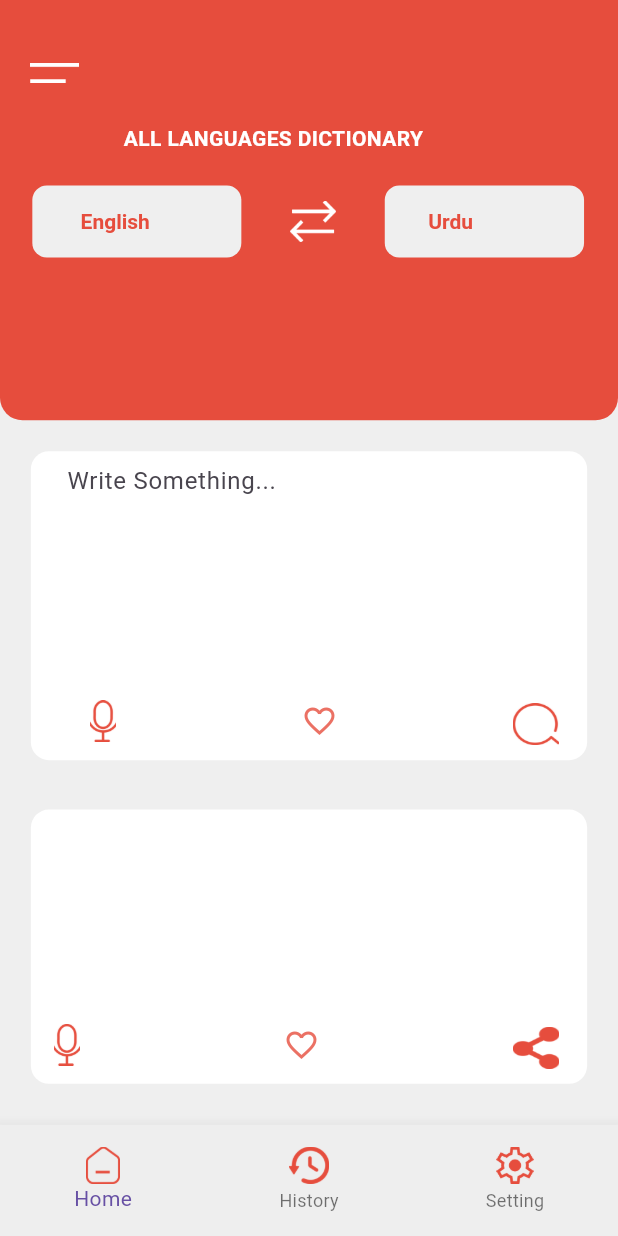
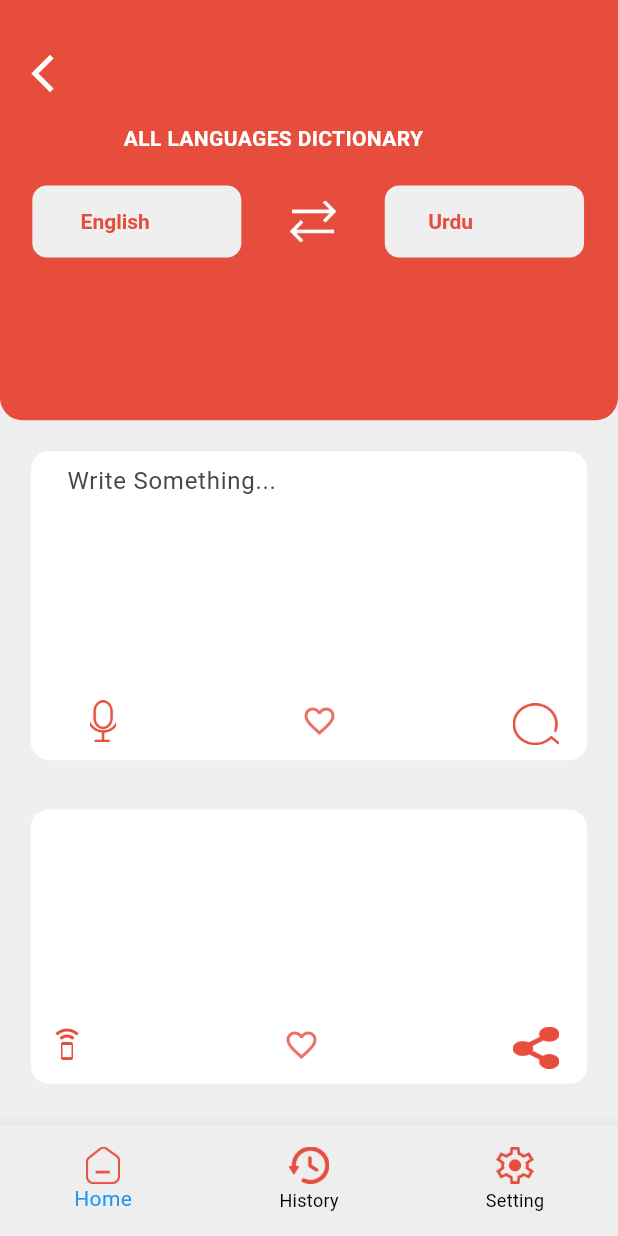
Before and after one commit to ubaidkhan370/all_languages_voice_dictionary, a Flutter app: the HomeScreen screen opened by its route, in the side drawer, after a tap on "Translation", on a phone screen of 412 x 824 dp. Run offline on Flutter 3.47's test engine with Material 3 defaults, Android fonts, the phone set to English and light mode, and no system bars; our stand-ins replace firebase_analytics, firebase_core, firebase_crashlytics, flutter_local_notifications, flutter_screenutil, flutter_tts and 9 more; missing offline and left inert: dart:ffi, translator; accounts and stored records are empty; generated files the repository leaves out were written again; network calls fail; Roboto replaces fonts that are missing (Arial).

```diff
--- a/lib/View/history_screen/historyscreen_controller.dart
+++ b/lib/View/history_screen/historyscreen_controller.dart
@@ -19,7 +19,7 @@ class HistoryScreenController extends GetxController{
 
   @override
   void onReady(){
-    adsHelper.loadNativeAd();
+    //adsHelper.loadNativeAd();
     loadHistory();
     print('Native Add loaded');
     super.onReady();
--- a/lib/View/home_screen/home_screen.dart
+++ b/lib/View/home_screen/home_screen.dart
@@ -4,6 +4,7 @@ import 'dart:ui';
 import 'package:all_languages_voice_dictionary/View/favourite_screen/favourite_controller.dart';
 import 'package:all_languages_voice_dictionary/View/history_screen/history_screen.dart';
 import 'package:all_languages_voice_dictionary/View/history_screen/historyscreen_controller.dart';
+import 'package:all_languages_voice_dictionary/View/setting_screen/setting_screen.dart';
 import 'package:all_languages_voice_dictionary/View/translation_screen/translation.dart';
 import 'package:all_languages_voice_dictionary/View/meaning_screen/meaning.dart';
 import 'package:all_languages_voice_dictionary/ads/adshelper.dart';
@@ -16,6 +17,7 @@ import 'package:flutter/material.dart';
 import 'package:flutter_screenutil/flutter_screenutil.dart';
 import 'package:get/get.dart';
 import 'package:google_mobile_ads/google_mobile_ads.dart';
+import 'package:share_plus/share_plus.dart';
 import 'package:shimmer/shimmer.dart';
 import '../../global/global_variables.dart';
 import '../../model/history_model.dart';
@@ -25,24 +27,89 @@ import '../../widgets/reusable_stack.dart';
 import '../../widgets/speaker_animation.dart';
 import '../favourite_screen/favourite_screen.dart';
 
-class HomeScreen extends StatelessWidget {
+class HomeScreen extends StatefulWidget {
   HomeScreen({super.key});
 
+  @override
+  State<HomeScreen> createState() => _HomeScreenState();
+}
+
+class _HomeScreenState extends State<HomeScreen> {
   HomeScreenController homeScreenController = Get.put(
     HomeScreenController(),
   );
+  AdsHelper adsHelper = AdsHelper();
+  NativeAd? nativeAd;
+  RxBool isNativeAdLoaded = false.obs;
+  void loadNativeAd() {
+    NativeAd(
+      adUnitId: adsHelper.nativeAdUnitId,
+      listener: NativeAdListener(
+        onAdLoaded: (ad) {
+          debugPrint('$NativeAd loaded.');
+          nativeAd = null;
+          nativeAd = ad as NativeAd;
+          isNativeAdLoaded.value = true;
+          print(ad.nativeAdOptions?.mediaAspectRatio);
+        },
+        onAdFailedToLoad: (ad, error) {
+          // Dispose the ad here to free resources.
+          debugPrint('$NativeAd failed to load: $error');
+          ad.dispose();
+        },
+      ),
+      request: const AdRequest(),
+      nativeTemplateStyle: NativeTemplateStyle(
+        templateType: TemplateType.small,
+        // mainBackgroundColor: ThemeHelper.primaryColor,
+        // cornerRadius: 10.0,
+        callToActionTextStyle: NativeTemplateTextStyle(
+            textColor: Colors.white,
+            // backgroundColor: ThemeHelper.secondaryColor,
+            style: NativeTemplateFontStyle.bold,
+            size: 13.5),
+        primaryTextStyle: NativeTemplateTextStyle(
+          // textColor: ThemeHelper.s,
+          // backgroundColor: ThemeColors.bgColor.withOpacity(0.7),
+            style: NativeTemplateFontStyle.italic,
+            size: 13.5),
+        secondaryTextStyle: NativeTemplateTextStyle(
+          // textColor: ThemeColors.secondary,
+          // backgroundColor: ThemeColors.bgColor.withOpacity(0.7),
+            style: NativeTemplateFontStyle.bold,
+            size: 13),
+        tertiaryTextStyle: NativeTemplateTextStyle(
+          // textColor: ThemeColors.secondary,
+          // backgroundColor: ThemeColors.bgColor.withOpacity(0.7),
+            style: NativeTemplateFontStyle.normal,
+            size: 13),
+      ),
+    ).load();
+  }
+  @override
+  void initState() {
+    // TODO: implement initState
+    super.initState();
+    loadNativeAd();
+
+  }
+
   FavouriteController favouriteController = Get.put(FavouriteController());
+
   final ScrollController scrollController = ScrollController();
 
   HistoryScreenController historyScreenController =
       Get.put(HistoryScreenController());
+
   DropDownButtonController dropDownButtonController =
       Get.put(DropDownButtonController());
 
   HistoryModel? historyModel;
 
   BannerAd? bannerAd;
+
   bool _isLoaded = false;
+
   RxInt currentIndex = 0.obs;
 
   List<String> suggestions = [
@@ -61,6 +128,7 @@ class HomeScreen extends StatelessWidget {
   ];
 
   RxInt _page = 0.obs;
+
   @override
   void dispose(){
     homeScreenController.adsHelper.disposeAds();
@@ -148,7 +216,7 @@ class HomeScreen extends StatelessWidget {
                     text: 'Favourites'),
                 drawerCard(
                     onTap: () {
-                      Get.back();
+                      Get.to(()=>SettingScreen());
                     },
                     icon: Icons.settings,
                     text: 'Setting'),
@@ -581,7 +649,14 @@ class HomeScreen extends StatelessWidget {
                     reusableStack1(
                       image: 'assets/share.png',
                       title: 'Share',
-                      onTap: () {},
+                      onTap: () {
+                          String content = Platform.isAndroid
+                              ? 'Hey check out my app at: https://play.google.com/store/apps/details?id=com.pzapps.alllanguagesdictionary'
+                              : 'Hey check out my app at: https://apps.apple.com/us/developer/zia-ur-rahman/id1529429081';
+                          Share.share(content);
+                          print('clicked');
+
+                      },
                     ),
                   ],
                 ),
@@ -590,9 +665,8 @@ class HomeScreen extends StatelessWidget {
                 height: Get.height * 0.03,
               ),
               Obx(
-                () => (homeScreenController.adsHelper.isNativeAdLoaded.value &&
-                        !GlobalVariable.isAppOpenAdShowing.value &&
-                        !GlobalVariable.isInterstitialAdShowing.value)
+                () => (isNativeAdLoaded.value &&
+                        !GlobalVariable.isAppOpenAdShowing.value )
                     ? Padding(
                         padding: const EdgeInsets.symmetric(
                             horizontal: 3, vertical: 2),
@@ -603,7 +677,7 @@ class HomeScreen extends StatelessWidget {
                           //     .toDouble(),
 
                           child: AdWidget(
-                              ad: homeScreenController.adsHelper.nativeAd!),
+                              ad: nativeAd!),
                         ))
                     : (!GlobalVariable.isPurchasedMonthly.value &&
                             !GlobalVariable.isPurchasedYearly.value &&
--- a/lib/View/translation_screen/translation.dart
+++ b/lib/View/translation_screen/translation.dart
@@ -1,3 +1,4 @@
+import 'dart:io';
 import 'dart:ui';
 
 import 'package:all_languages_voice_dictionary/View/favourite_screen/favourite_controller.dart';
@@ -12,6 +13,7 @@ import 'package:flutter_screenutil/flutter_screenutil.dart';
 import 'package:get/get.dart';
 import 'package:get/get_core/src/get_main.dart';
 import 'package:google_mobile_ads/google_mobile_ads.dart';
+import 'package:share_plus/share_plus.dart';
 
 import '../../widgets/dropdown_button.dart';
 import '../../widgets/iconbutton.dart';
@@ -59,16 +61,22 @@ class TranslationScreen extends StatelessWidget {
                       padding:
                           EdgeInsets.only(left: 12.0, top: Get.height * 0.03),
                       child: IconButton(
-                        onPressed: () {},
-                        icon:
-                            Image.asset(
-                          'assets/drawer.png',
-                          // height: Get.height * 0.014.h,
-                          // width: Get.width * 0.07.w,
-                          height: Get.height * 0.016,
-                          width: Get.width * 0.08,
-                          //fit: BoxFit.fill,
-                        ),
+                        onPressed: () {
+                          Get.back();
+                        },
+                        icon: Icon(
+                          Icons.arrow_back_ios,
+                          color: Colors.white,
+                          size: 30,
+                        )
+                        //     Image.asset(
+                        //   'assets/drawer.png',
+                        //   // height: Get.height * 0.014.h,
+                        //   // width: Get.width * 0.07.w,
+                        //   height: Get.height * 0.016,
+                        //   width: Get.width * 0.08,
+                        //   //fit: BoxFit.fill,
+                        // ),
                       ),
                     ),
                     Padding(
@@ -154,7 +162,8 @@ class TranslationScreen extends StatelessWidget {
                   ],
                 ),
               ),
-
+              SingleChildScrollView(
+                child: Column(children: [
                   Padding(
                     padding: EdgeInsets.symmetric(
                         horizontal: Get.width * 0.05, vertical: Get.width * 0.05),
@@ -292,21 +301,6 @@ class TranslationScreen extends StatelessWidget {
                                   alignment: Alignment.topRight,
                                   child: Text(translatedText)),
                             );
-                        //   FutureBuilder<String>(
-                        //   future: translatedTextFuture,
-                        //   builder: (context, snapshot) {
-                        //     if (snapshot.connectionState == ConnectionState.waiting) {
-                        //       return Center(child: CircularProgressIndicator());
-                        //     } else if (snapshot.hasError) {
-                        //       return Center(
-                        //           child:
-                        //               Text('Translation error: ${snapshot.error}'));
-                        //     } else {
-                        //       String translatedText = snapshot.data ?? '';
-                        //       return Text(translatedText);
-                        //     }
-                        //   },
-                        // );
                           }),
                           Row(
                             mainAxisAlignment: MainAxisAlignment.spaceBetween,
@@ -316,13 +310,13 @@ class TranslationScreen extends StatelessWidget {
                                   translationScreenController.speak(translationScreenController.translatedText.value, Get.find<HomeScreenController>().dropDownValue2.value);
                                 },
                                 tooltip: 'Listen',
-                            icon:
-                            Image.asset(
-                              'assets/speaker.png',
-                              height: Get.height * 0.035.h,
-                              width: Get.width * 0.04.w,
-                              fit: BoxFit.cover,
-                            ),
+                                icon:Icon(Icons.speaker_phone,color:Color(0xFFE64D3D) ,),
+                                // Image.asset(
+                                //   'assets/speaker.png',
+                                //   height: Get.height * 0.035.h,
+                                //   width: Get.width * 0.04.w,
+                                //   fit: BoxFit.cover,
+                                // ),
                               ),
                               Obx(() {
                                 String currentText =
@@ -362,6 +356,11 @@ class TranslationScreen extends StatelessWidget {
                                 const EdgeInsets.only(right: 10.0, top: 4),
                                 child: IconButton(
                                   onPressed: () async {
+                                      String content = Platform.isAndroid
+                                          ? 'Hey check out my app at: https://play.google.com/store/apps/details?id=com.pzapps.alllanguagesdictionary'
+                                          : 'Hey check out my app at: https://apps.apple.com/us/developer/zia-ur-rahman/id1529429081';
+                                      Share.share(content);
+
                                   },
                                   icon: Image.asset(
                                     'assets/share.png',
@@ -378,6 +377,9 @@ class TranslationScreen extends StatelessWidget {
                     ),
 
                   ),
+                ],),
+              )
+
             ],
           ),
         ),
--- a/lib/services/notification.dart
+++ b/lib/services/notification.dart
@@ -9,7 +9,7 @@ final localNotifications = FlutterLocalNotificationsPlugin();
 class LocalNotification {
   Future<void> initializeLocalNotifications() async {
     const AndroidInitializationSettings initializationSettingsAndroid =
-    AndroidInitializationSettings('@mipmap/ic_stat_notifications_active');
+    AndroidInitializationSettings('@mipmap/ic_launcher');
 
     await localNotifications
         .resolvePlatformSpecificImplementation<
@@ -82,7 +82,7 @@ Future<void> showLocalNotificationPeriodically() async {
     1,
     'All languages Voice Dictionary',
     'Expand your dictionary with our voice dictionary.',
-    RepeatInterval.everyMinute,
+    RepeatInterval.daily,
     platformChannelSpecifics,
     payload: 'Test',
   );
@@ -98,7 +98,7 @@ Future<NotificationDetails> _notificationDetails() async {
     groupKey: 'com.example.flutter_push_notifications',
     channelDescription: 'channel description',
     priority: Priority.max,
-    icon: 'app_icon',
+    icon: 'dictionary',
     ticker: 'ticker',
     channelShowBadge: true,
     colorized: true,
--- a/lib/widgets/bottom_navigation_bar.dart
+++ b/lib/widgets/bottom_navigation_bar.dart
@@ -43,6 +43,8 @@ Widget bottomNavigationBar(RxInt currentIndex){
             }
           },
           showSelectedLabels: true,
+        selectedItemColor: Colors.blue,
+        unselectedItemColor: Colors.black,
         items: [
             BottomNavigationBarItem(
                 icon: SizedBox(
```
Also changed, not shown: lib/View/meaning_screen/meaning.dart (+22 -70 lines), lib/View/splash_screen/splash2.dart (+6 -2 lines), lib/View/splash_screen/splash3.dart (+5 -2 lines), lib/View/splash_screen/splash_screen.dart (+10 -2 lines), lib/global/global_variables.dart (+6 -6 lines), lib/main.dart (+23 -28 lines), pubspec.yaml (+10 -1 lines), assets/dictionary.png (added), pubspec.lock, 23 other files. Lines whose indentation alone changed are shown as unchanged.
